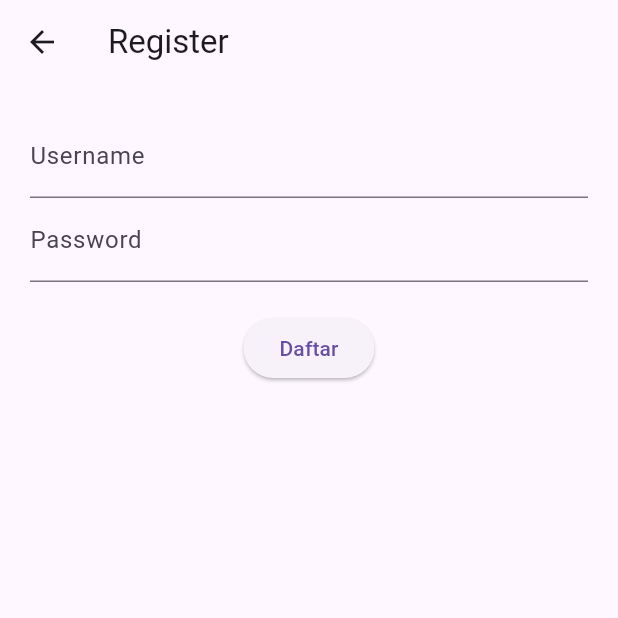
After one commit to ferdyUntar/utskel2, a Flutter app: the screen it shows after launch, after a tap on "Login", after a tap on "Belum punya akun? Daftar", on a phone screen of 412 x 824 dp, the top half of it. The commit adds this screen. Run offline on Flutter 3.47's test engine with Material 3 defaults, Android fonts, the phone set to English and light mode, and no system bars; accounts and stored records are empty.

Commit message:
Nambah halaman login & logout

```diff
--- a/lib/main.dart
+++ b/lib/main.dart
@@ -1,17 +1,23 @@
 import 'package:flutter/material.dart';
 import 'package:provider/provider.dart';
 import 'providers/cart_provider.dart';
+import 'providers/user_provider.dart';
+import 'screens/login.dart';
 import 'screens/menu_screen.dart';
-import 'screens/pembayaran_screen.dart'; // ✅ tambahkan ini
+import 'screens/pembayaran_screen.dart';
 
 void main() {
   runApp(
-    ChangeNotifierProvider(
-      create: (_) => CartProvider(),
+    MultiProvider(
+      providers: [
+        ChangeNotifierProvider(create: (_) => CartProvider()),
+        ChangeNotifierProvider(create: (_) => UserProvider()),
+      ],
       child: const MyApp(),
     ),
   );
 }
+
 
 class MyApp extends StatelessWidget {
   const MyApp({super.key});
@@ -22,10 +28,11 @@ class MyApp extends StatelessWidget {
       debugShowCheckedModeBanner: false,
       title: 'Aplikasi Pemesanan Makanan',
       theme: ThemeData(primarySwatch: Colors.red),
-      home: const MenuScreen(),
+      home: LoginScreen(),
 
 
       routes: {
+        '/menu': (context) => const MenuScreen(),
         '/pembayaran': (context) => const PembayaranScreen(
           totalHarga: 0, // akan diganti nilai sebenarnya saat navigasi
         ),
--- /dev/null
+++ b/lib/models/user.dart
@@ -0,0 +1,9 @@
+class User {
+  String username;
+  String password;
+
+  User({
+    required this.username,
+    required this.password,
+  });
+}
--- /dev/null
+++ b/lib/providers/user_provider.dart
@@ -0,0 +1,68 @@
+import 'package:flutter/material.dart';
+import '../models/user.dart';
+
+class UserProvider with ChangeNotifier {
+  List<User> _users = [
+    User(username: "admin", password: "123"),
+  ];
+
+  User? _currentUser;
+  User? get currentUser => _currentUser;
+
+  List<User> get users => _users;
+
+  bool login(String username, String password) {
+    final user = _users.firstWhere(
+          (u) => u.username == username && u.password == password,
+      orElse: () => User(username: "", password: ""),
+    );
+
+    if (user.username.isNotEmpty) {
+      _currentUser = user;
+      notifyListeners();
+      return true;
+    }
+    return false;
+  }
+
+  void logout() {
+    _currentUser = null;
+    notifyListeners();
+  }
+
+  void addUser(String username, String password) {
+    _users.add(User(username: username, password: password));
+    notifyListeners();
+  }
+
+  List<User> getAllUsers() => _users;
+
+  void updatePassword(String username, String newPassword) {
+    // Update yang sedang login
+    if (_currentUser != null && _currentUser!.username == username) {
+      _currentUser = User(
+        username: _currentUser!.username,
+        password: newPassword,
+      );
+    }
+
+    // Update di list user
+    for (int i = 0; i < _users.length; i++) {
+      if (_users[i].username == username) {
+        _users[i] = User(username: username, password: newPassword);
+        notifyListeners();
+        break;
+      }
+    }
+  }
+
+  void deleteUser(String username) {
+    _users.removeWhere((u) => u.username == username);
+
+    if (_currentUser != null && _currentUser!.username == username) {
+      _currentUser = null;
+    }
+
+    notifyListeners();
+  }
+}
--- /dev/null
+++ b/lib/screens/login.dart
@@ -0,0 +1,90 @@
+import 'package:flutter/material.dart';
+import 'package:provider/provider.dart';
+import '../providers/user_provider.dart';
+import 'menu_screen.dart';
+import 'register_screen.dart';
+import 'user_crud_screen.dart';
+
+class LoginScreen extends StatefulWidget {
+  const LoginScreen({super.key});
+
+  @override
+  _LoginScreenState createState() => _LoginScreenState();
+}
+
+class _LoginScreenState extends State<LoginScreen> {
+  final usernameController = TextEditingController();
+  final passwordController = TextEditingController();
+  String errorMsg = "";
+
+  @override
+  Widget build(BuildContext context) {
+    return Scaffold(
+      appBar: AppBar(title: const Text("Login")),
+      body: Padding(
+        padding: const EdgeInsets.all(20),
+        child: Column(
+          children: [
+            TextField(
+              controller: usernameController,
+              decoration: const InputDecoration(labelText: "Username"),
+            ),
+            TextField(
+              controller: passwordController,
+              decoration: const InputDecoration(labelText: "Password"),
+              obscureText: true,
+            ),
+            const SizedBox(height: 20),
+            ElevatedButton(
+              onPressed: () {
+                final provider = Provider.of<UserProvider>(context, listen: false);
+
+                bool success = provider.login(
+                  usernameController.text,
+                  passwordController.text,
+                );
+
+                if (success) {
+                  Navigator.pushReplacement(
+                    context,
+                    MaterialPageRoute(builder: (_) => const MenuScreen()),
+                  );
+                } else {
+                  setState(() => errorMsg = "Username atau Password salah!");
+                }
+              },
+              child: const Text("Login"),
+            ),
+
+            if (errorMsg.isNotEmpty)
+              Padding(
+                padding: const EdgeInsets.only(top: 10),
+                child: Text(errorMsg, style: const TextStyle(color: Colors.red)),
+              ),
+
+            const SizedBox(height: 20),
+            TextButton(
+              onPressed: () {
+                Navigator.push(
+                  context,
+                  MaterialPageRoute(builder: (_) => const RegisterScreen()),
+                );
+              },
+              child: const Text("Belum punya akun? Daftar"),
+            ),
+
+            TextButton(
+              onPressed: () {
+                Navigator.push(
+                  context,
+                  MaterialPageRoute(builder: (_) => const UserCrudScreen()),
+                );
+              },
+              child: const Text("Kelola User"),
+            ),
+          ],
+        ),
+      ),
+    );
+  }
+}
--- /dev/null
+++ b/lib/screens/register_screen.dart
@@ -0,0 +1,51 @@
+import 'package:flutter/material.dart';
+import 'package:provider/provider.dart';
+import '../providers/user_provider.dart';
+
+class RegisterScreen extends StatefulWidget {
+  const RegisterScreen({super.key});
+
+  @override
+  _RegisterScreenState createState() => _RegisterScreenState();
+}
+
+class _RegisterScreenState extends State<RegisterScreen> {
+  final usernameController = TextEditingController();
+  final passwordController = TextEditingController();
+
+  @override
+  Widget build(BuildContext context) {
+    return Scaffold(
+      appBar: AppBar(title: const Text("Register")),
+      body: Padding(
+        padding: const EdgeInsets.all(20),
+        child: Column(
+          children: [
+            TextField(
+              controller: usernameController,
+              decoration: const InputDecoration(labelText: "Username"),
+            ),
+            TextField(
+              controller: passwordController,
+              decoration: const InputDecoration(labelText: "Password"),
+            ),
+            const SizedBox(height: 20),
+            ElevatedButton(
+              onPressed: () {
+                Provider.of<UserProvider>(context, listen: false)
+                    .addUser(usernameController.text, passwordController.text);
+
+                ScaffoldMessenger.of(context).showSnackBar(
+                  const SnackBar(content: Text("User berhasil didaftarkan")),
+                );
+
+                Navigator.pop(context);
+              },
+              child: const Text("Daftar"),
+            ),
+          ],
+        ),
+      ),
+    );
+  }
+}
```
Also changed, not shown: lib/screens/menu_screen.dart (+13 -0 lines), lib/screens/update_password_screen.dart (added, +39 -0 lines), lib/screens/user_crud_screen.dart (added, +50 -0 lines).
